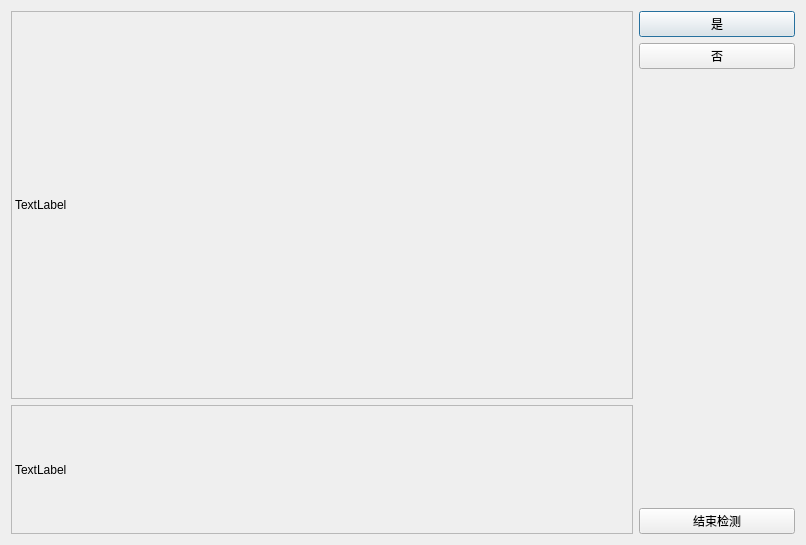
Qt form CatRunUI/CatRunUI.ui (llseptem/Cat) before a commit.
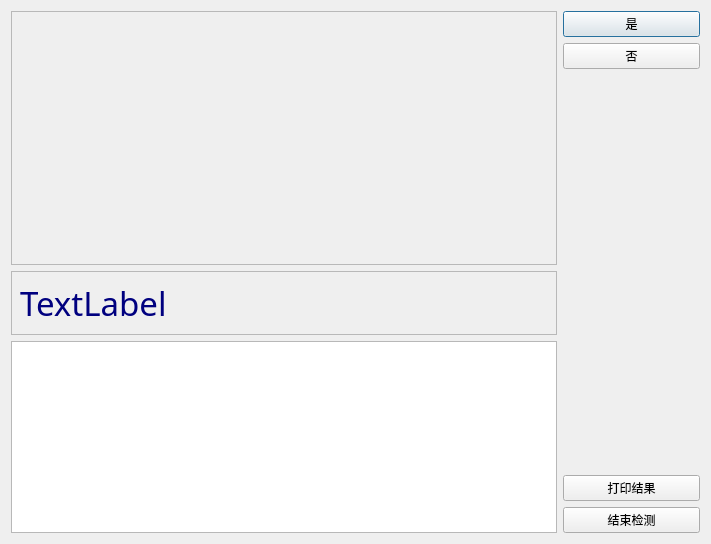
The same form after that commit. Icons and pictures are not drawn.

Commit message: large fix log print

Diff of the .ui file:
```diff
--- a/CatRunUI/CatRunUI.ui
+++ b/CatRunUI/CatRunUI.ui
@@ -6,8 +6,8 @@
    <rect>
     <x>0</x>
     <y>0</y>
-    <width>806</width>
-    <height>545</height>
+    <width>711</width>
+    <height>544</height>
    </rect>
   </property>
   <property name="windowTitle">
@@ -18,19 +18,65 @@
   </property>
   <layout class="QHBoxLayout" name="horizontalLayout" stretch="4,1">
    <item>
-    <layout class="QVBoxLayout" name="verticalLayout_2" stretch="3,1">
+    <layout class="QVBoxLayout" name="verticalLayout_2" stretch="4,1,0">
      <item>
       <widget class="QLabel" name="imgLabel">
        <property name="frameShape">
         <enum>QFrame::StyledPanel</enum>
        </property>
        <property name="text">
-        <string>TextLabel</string>
+        <string/>
+       </property>
+       <property name="alignment">
+        <set>Qt::AlignCenter</set>
        </property>
       </widget>
      </item>
      <item>
-      <widget class="QLabel" name="textLabel">
+      <widget class="QLabel" name="titleLabel">
+       <property name="palette">
+        <palette>
+         <active>
+          <colorrole role="WindowText">
+           <brush brushstyle="SolidPattern">
+            <color alpha="255">
+             <red>0</red>
+             <green>0</green>
+             <blue>127</blue>
+            </color>
+           </brush>
+          </colorrole>
+         </active>
+         <inactive>
+          <colorrole role="WindowText">
+           <brush brushstyle="SolidPattern">
+            <color alpha="255">
+             <red>0</red>
+             <green>0</green>
+             <blue>127</blue>
+            </color>
+           </brush>
+          </colorrole>
+         </inactive>
+         <disabled>
+          <colorrole role="WindowText">
+           <brush brushstyle="SolidPattern">
+            <color alpha="255">
+             <red>120</red>
+             <green>120</green>
+             <blue>120</blue>
+            </color>
+           </brush>
+          </colorrole>
+         </disabled>
+        </palette>
+       </property>
+       <property name="font">
+        <font>
+         <family>黑体</family>
+         <pointsize>25</pointsize>
+        </font>
+       </property>
        <property name="frameShape">
         <enum>QFrame::StyledPanel</enum>
        </property>
@@ -39,6 +85,13 @@
        </property>
       </widget>
      </item>
+     <item>
+      <widget class="QTextEdit" name="textEdit">
+       <property name="readOnly">
+        <bool>true</bool>
+       </property>
+      </widget>
+     </item>
     </layout>
    </item>
    <item>
@@ -105,6 +158,23 @@
        </property>
       </spacer>
      </item>
+     <item>
+      <widget class="QPushButton" name="printBtn">
+       <property name="text">
+        <string>打印结果</string>
+       </property>
+       <property name="icon">
+        <iconset resource="CatRunUI.qrc">
+         <normaloff>:/icons/Resources/printer.png</normaloff>:/icons/Resources/printer.png</iconset>
+       </property>
+       <property name="iconSize">
+        <size>
+         <width>24</width>
+         <height>24</height>
+        </size>
+       </property>
+      </widget>
+     </item>
      <item>
       <widget class="QPushButton" name="stopBtn">
        <property name="sizePolicy">
```
The commit also changes 52 other files.
